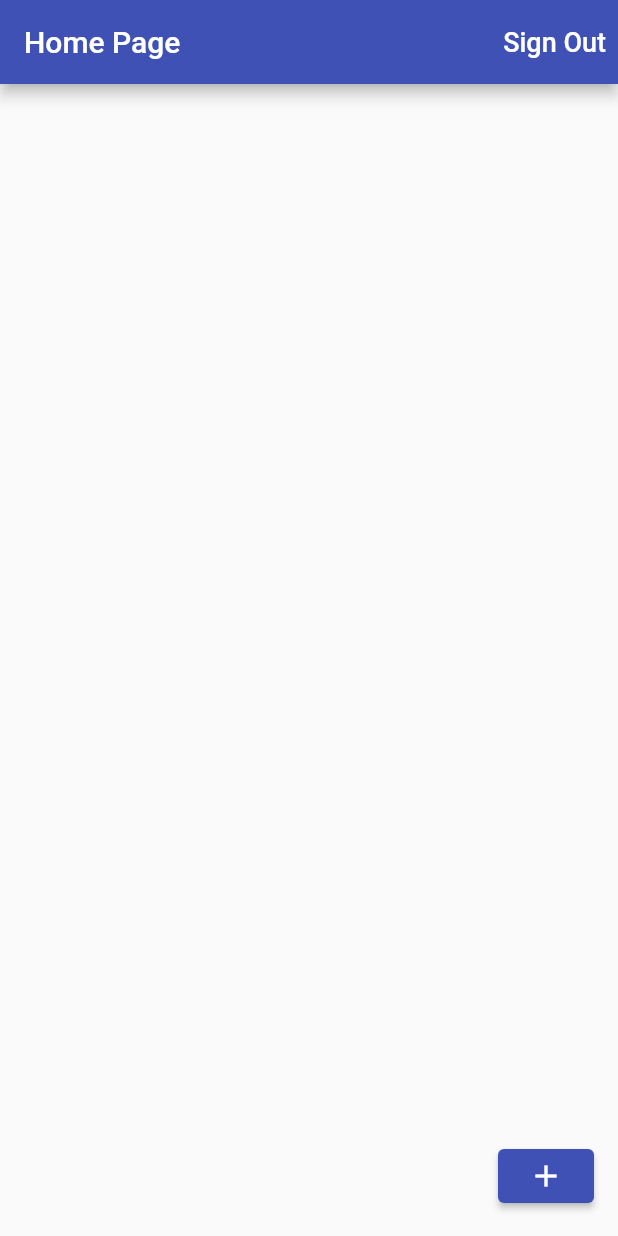
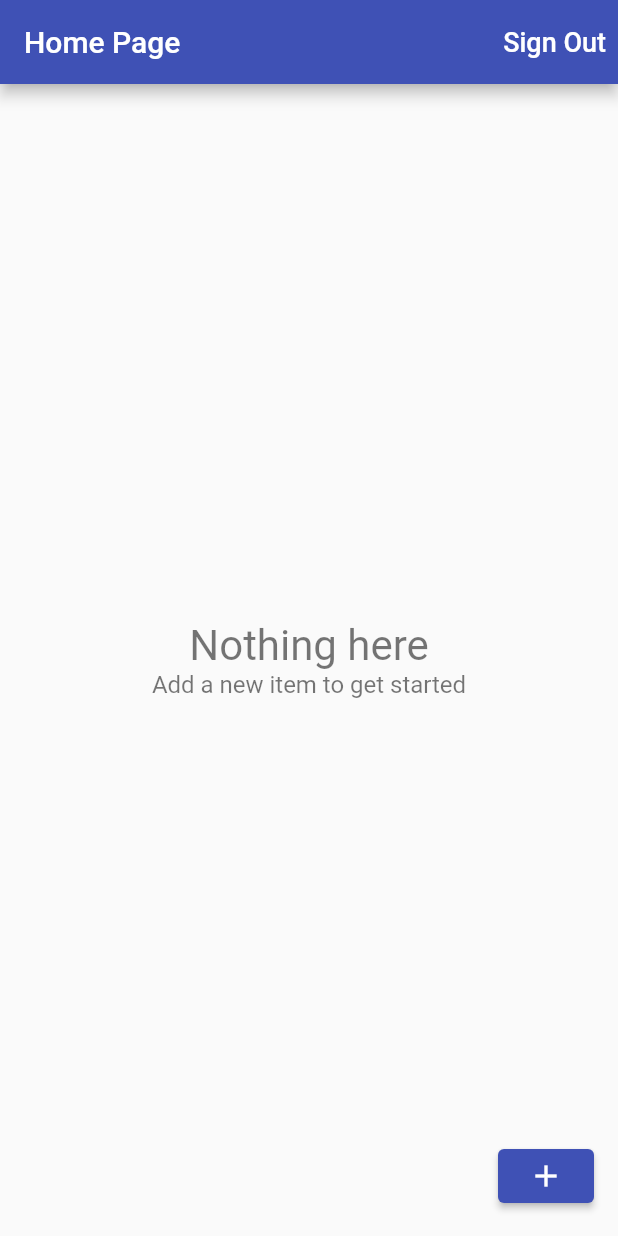
Before and after one commit to felixfarid/training, a Flutter app: the screen it shows once a user with an empty profile is signed in, on a phone screen of 412 x 824 dp. Run offline on Flutter 3.47's test engine with Material 2 defaults, Android fonts, the phone set to English and light mode, and no system bars; our stand-ins replace cloud_firestore, firebase_auth, firebase_core, google_sign_in; accounts and stored records are empty; network calls fail.

```diff
--- /dev/null
+++ b/lib/app/home/jobs/empty_content.dart
@@ -0,0 +1,36 @@
+import 'package:flutter/material.dart';
+
+class EmptyContent extends StatelessWidget {
+  const EmptyContent({
+    super.key,
+    this.title = 'Nothing here',
+    this.message = 'Add a new item to get started',
+  });
+  final String title;
+  final String message;
+
+  @override
+  Widget build(BuildContext context) {
+    return Center(
+      child: Column(
+        mainAxisAlignment: MainAxisAlignment.center,
+        children: <Widget>[
+          Text(
+            title,
+            style: const TextStyle(
+              fontSize: 28,
+              color: Colors.black54,
+            ),
+          ),
+          Text(
+            message,
+            style: const TextStyle(
+              fontSize: 16,
+              color: Colors.black54,
+            ),
+          ),
+        ],
+      ),
+    );
+  }
+}
--- a/lib/app/home/jobs_page.dart
+++ b/lib/app/home/jobs/jobs_page.dart
@@ -1,12 +1,16 @@
 import 'package:firebase_core/firebase_core.dart';
 import 'package:flutter/material.dart';
 import 'package:provider/provider.dart';
+import 'package:time_tracker/app/home/jobs/edit_job_page.dart';
+import 'package:time_tracker/app/home/jobs/empty_content.dart';
+import 'package:time_tracker/app/home/jobs/job_list_tile.dart';
+import 'package:time_tracker/app/home/jobs/list_items_builder.dart';
 import 'package:time_tracker/app/home/models/job.dart';
 import 'package:time_tracker/common_widgets/show_alert_dialog.dart';
 import 'package:time_tracker/common_widgets/show_exception_alert_dialog.dart';
 
-import '../../services/auth.dart';
-import '../../services/database.dart';
+import '../../../services/auth.dart';
+import '../../../services/database.dart';
 
 class JobsPage extends StatelessWidget {
   const JobsPage({
@@ -43,21 +47,38 @@ class JobsPage extends StatelessWidget {
   }
 
   //----------------------------------------------------------------------------
-  // Create Job - button method
+  // Create Job - button method -> depreceated. [298]
   //----------------------------------------------------------------------------
 
-  Future<void> _createJob(BuildContext context) async {
+  // Future<void> _createJob(BuildContext context) async {
+  //   try {
+  //     final database = Provider.of<Database>(context, listen: false);
+  //     await database.createJob(Job(
+  //       name: 'Blogging',
+  //       ratePerHour: 100,
+  //     ));
+  //   } on FirebaseException catch (e) {
+  //     // [285]
+  //     showExceptionAlertDialog(
+  //       context,
+  //       title: 'Operation failes',
+  //       exception: e,
+  //     );
+  //   }
+  // }
+
+  //----------------------------------------------------------------------------
+  // Delete method
+  //----------------------------------------------------------------------------
+
+  Future<void> _delete(BuildContext context, Job job) async {
     try {
       final database = Provider.of<Database>(context, listen: false);
-      await database.createJob(Job(
-        name: 'Blogging',
-        ratePerHour: 100,
-      ));
+      await database.deleteJob(job);
     } on FirebaseException catch (e) {
-      // [285]
       showExceptionAlertDialog(
         context,
-        title: 'Operation failes',
+        title: 'Operation failed',
         exception: e,
       );
     }
@@ -72,19 +93,22 @@ class JobsPage extends StatelessWidget {
     return StreamBuilder<List<Job>>(
       stream: database.jobsStream(),
       builder: (context, snapshot) {
-        if (snapshot.hasData) {
-          final jobs = snapshot.data;
-          final children = jobs?.map((job) => Text(job.name)).toList();
-          return ListView(
-            children: children!,
-          );
-        }
-        if (snapshot.hasError) {
-          return const Center(
-            child: Text('Some error occured'),
-          );
-        }
-        return const Center(child: CircularProgressIndicator());
+        // [316]
+        return ListItemsBuilder<Job>(
+          snapshot: snapshot,
+          itemBuilder: (context, job) => Dismissible(
+            background: Container(
+              color: Colors.red,
+            ),
+            direction: DismissDirection.endToStart,
+            onDismissed: (direction) => _delete(context, job),
+            key: Key('job-${job.id}'),
+            child: JobListTile(
+              job: job,
+              onTap: () => EditJobPage.show(context, job: job),
+            ),
+          ),
+        );
       },
     );
   }
@@ -114,7 +138,8 @@ class JobsPage extends StatelessWidget {
       ),
       body: _buildContents(context),
       floatingActionButton: ElevatedButton(
-        onPressed: () => _createJob(context),
+        // onPressed: () => _createJob(context),
+        onPressed: () => EditJobPage.show(context),
         child: const Icon(Icons.add),
       ),
     );
--- /dev/null
+++ b/lib/app/home/jobs/list_items_builder.dart
@@ -0,0 +1,51 @@
+// [315]
+import 'package:flutter/material.dart';
+import 'package:time_tracker/app/home/jobs/empty_content.dart';
+
+//
+
+typedef ItemWidgetBuilder<T> = Widget Function(BuildContext context, T item);
+
+class ListItemsBuilder<T> extends StatelessWidget {
+  const ListItemsBuilder({
+    super.key,
+    required this.snapshot,
+    required this.itemBuilder,
+  });
+  final AsyncSnapshot<List<T>> snapshot;
+  final ItemWidgetBuilder<T> itemBuilder;
+
+  @override
+  Widget build(BuildContext context) {
+    if (snapshot.hasData) {
+      final List<T>? items = snapshot.data;
+      if (items!.isNotEmpty) {
+        return _buildList(items);
+      } else {
+        return EmptyContent();
+      }
+    } else if (snapshot.hasError) {
+      return const EmptyContent(
+        title: 'Something went wrong',
+        message: 'Can\'t load items right now',
+      );
+    }
+    return const Center(child: CircularProgressIndicator());
+  }
+
+  // instead of using standard ListView constructor
+  // which takes our children argument
+  // we use this .builder constructor
+  // suitable for lists with large items
+  // builder called on-the-fly for visible items (as we scroll)
+  Widget _buildList(List<T> items) {
+    return ListView.separated(
+      separatorBuilder: (context, index) => const Divider(height: 0.5),
+      itemCount: items.length,
+      itemBuilder: (context, index) => itemBuilder(
+        context,
+        items[index],
+      ),
+    );
+  }
+}
--- a/lib/app/home/models/job.dart
+++ b/lib/app/home/models/job.dart
@@ -1,8 +1,9 @@
 class Job {
-  Job({required this.name, required this.ratePerHour});
+  Job({required this.id, required this.name, required this.ratePerHour});
 
   final String name;
   final int ratePerHour;
+  final String id;
 
   // [280]
   // Method that converts objects of type Job into
@@ -21,12 +22,16 @@ class Job {
   //
   // exactly what we are doing here. If the data is null then we will return
   // null rather than a "Job" object
-  factory Job.fromMap(Map<String, dynamic> data) {
+  factory Job.fromMap(Map<String, dynamic> data, String documentId) {
     if (data == null) {
       return null!;
     }
     final String name = data['name'];
     final int ratePerHour = data['ratePerHour'];
-    return Job(name: name, ratePerHour: ratePerHour);
+    return Job(
+      name: name,
+      ratePerHour: ratePerHour,
+      id: documentId,
+    );
   }
 }
--- a/lib/app/landing_page.dart
+++ b/lib/app/landing_page.dart
@@ -3,7 +3,7 @@ import 'package:flutter/material.dart';
 import 'package:provider/provider.dart';
 import '../services/auth.dart';
 import '../services/database.dart';
-import 'home/jobs_page.dart';
+import 'home/jobs/jobs_page.dart';
 import 'sign_in/sign_in_page.dart';
 
 class LandingPage extends StatelessWidget {
```
Also changed, not shown: lib/app/home/jobs/edit_job_page.dart (added, +180 -0 lines), lib/app/home/jobs/job_list_tile.dart (added, +20 -0 lines), lib/services/database.dart (+13 -5 lines), lib/services/firestore_services.dart (+17 -6 lines).
